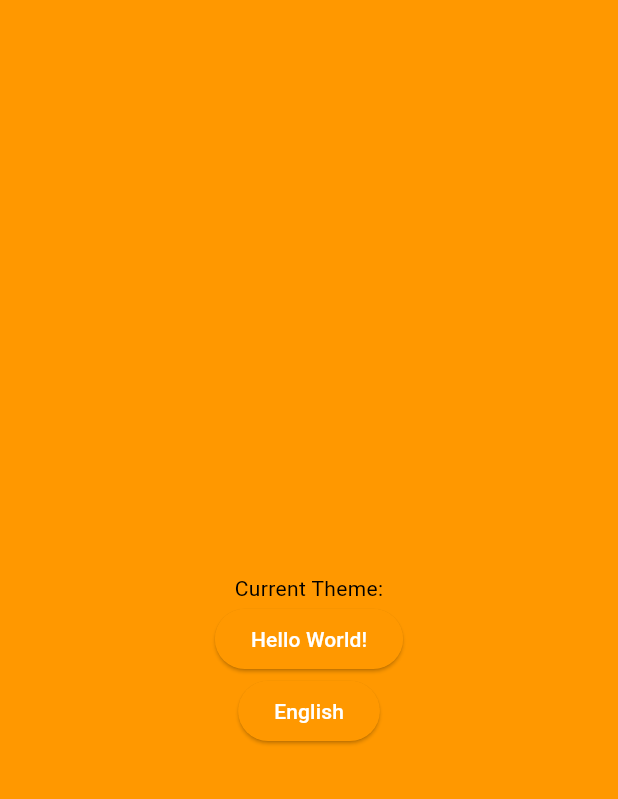
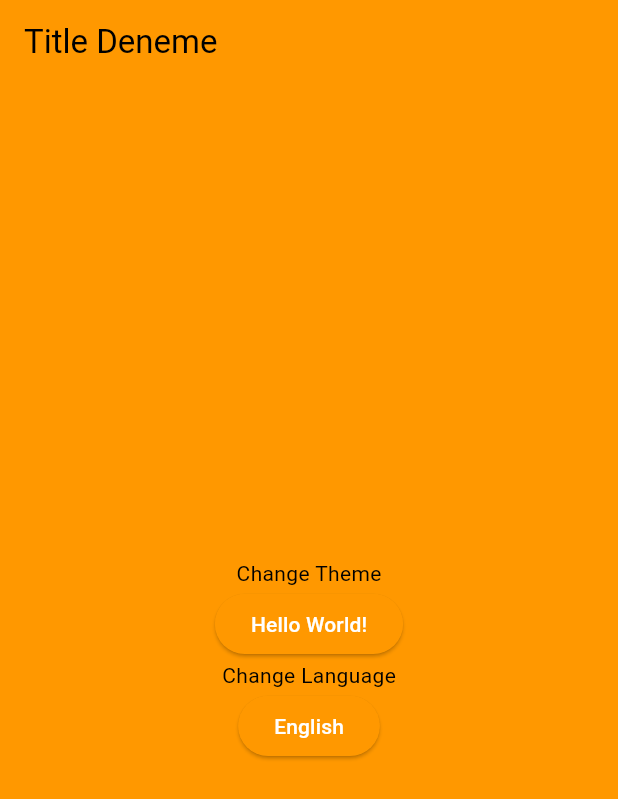
Before and after one commit to mehmetefeozcan/riverpod_demo, a Flutter app: the screen it shows after launch, on a phone screen of 412 x 824 dp. Shown: the top 799 px of the screen. Run offline on Flutter 3.47's test engine with Material 2 defaults, Android fonts, the phone set to English and light mode, and no system bars; our stand-ins replace flutter_dotenv, flutter_riverpod, hive_flutter; accounts and stored records are empty; generated files the repository leaves out were written again.

Commit message:
done lang

```diff
--- a/assets/l10n/app_en.arb
+++ b/assets/l10n/app_en.arb
@@ -1,5 +1,7 @@
 {
   "helloWorld": "Hello World!",
   "lang": "English",
-  "currentTheme": "Current Theme"
+  "changeTheme": "Change Theme",
+  "title": "Title",
+  "changeLang": "Change Language"
 }
--- a/assets/l10n/app_tr.arb
+++ b/assets/l10n/app_tr.arb
@@ -1,5 +1,7 @@
 {
   "helloWorld": "Merhaba Dünya!",
   "lang": "Türkçe",
-  "currentTheme": "Geçerli Tema"
+  "changeTheme": "Tema Değiştir",
+  "title": "Başlık",
+  "changeLang": "Dil Değiştir"
 }
--- a/lib/views/home/view/home_view.dart
+++ b/lib/views/home/view/home_view.dart
@@ -3,6 +3,7 @@ import 'package:riverpod_demo/core/utils/language/language.dart';
 import 'package:flutter_gen/gen_l10n/app_localizations.dart';
 import 'package:flutter_riverpod/flutter_riverpod.dart';
 import 'package:flutter/material.dart';
+import 'package:riverpod_demo/views/home/viewModel/home_view_model.dart';
 
 // ignore: must_be_immutable
 class HomeView extends ConsumerWidget {
@@ -11,23 +12,26 @@ class HomeView extends ConsumerWidget {
   @override
   Widget build(BuildContext context, WidgetRef ref) {
     final themeNotifer = ref.watch(appThemeProvider);
+    final homeController = ref.watch(homeProvider);
     final language = ref.watch(languageProvider);
 
     return Scaffold(
       appBar: AppBar(
-        title: const Text(""),
+        title: Text(
+            "${AppLocalizations.of(context)!.title} ${homeController.title}"),
       ),
       body: Center(
         child: Column(
           mainAxisAlignment: MainAxisAlignment.center,
           children: [
-            Text("${AppLocalizations.of(context)!.currentTheme}:"),
+            Text(AppLocalizations.of(context)!.changeTheme),
             ElevatedButton(
               onPressed: () {
                 themeNotifer.changeTheme();
               },
-              child: Text(AppLocalizations.of(context)!.helloWorld.toString()),
+              child: Text(AppLocalizations.of(context)!.helloWorld),
             ),
+            Text(AppLocalizations.of(context)!.changeLang),
             ElevatedButton(
               onPressed: () {
                 if (language == const Locale('tr')) {
@@ -35,8 +39,9 @@ class HomeView extends ConsumerWidget {
                 } else {
                   ref.read(languageProvider.notifier).tr();
                 }
+                homeController.changeTitle();
               },
-              child: Text(AppLocalizations.of(context)!.lang.toString()),
+              child: Text(AppLocalizations.of(context)!.lang),
             ),
           ],
         ),
```
